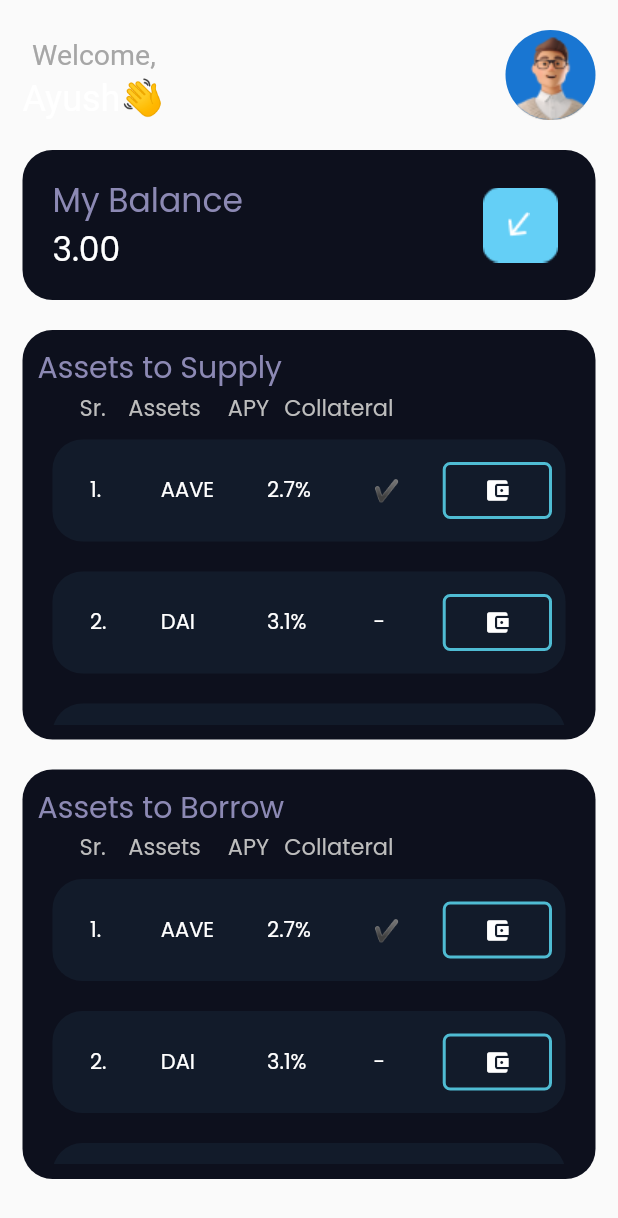
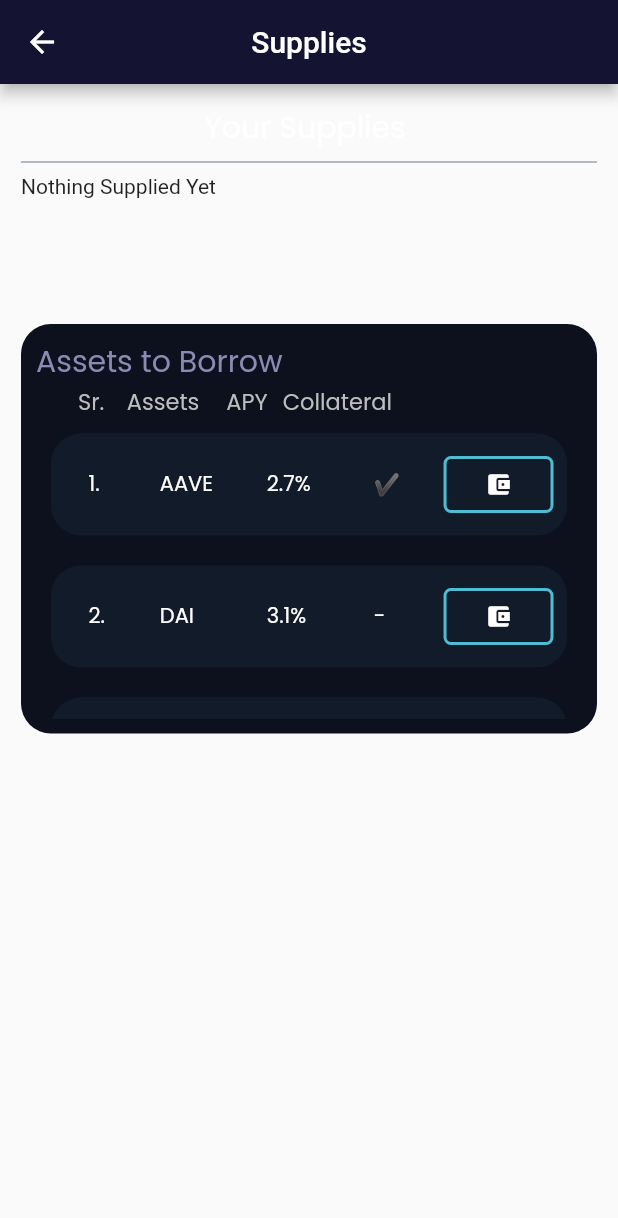
Before and after one commit to ayushshah31/COC_Spaghetti-Coders-1337-App, a Flutter app: the HomePage widget shown alone on an empty page, opened directly, after a tap on "Assets to Borrow", on a phone screen of 412 x 824 dp. Shown: the top 1218 px of the screen. Run offline on Flutter 3.47's test engine with Material 2 defaults, Android fonts, the phone set to English and light mode, and no system bars; our stand-ins replace cloud_firestore, firebase_auth, firebase_core, firebase_storage, get, google_fonts and 3 more; missing offline and left inert: dart:ffi, google_ml_kit, molten_navigationbar_flutter, walletconnect_dart, web3dart; accounts and stored records are empty.

Commit message:
supply and borrow

```diff
--- /dev/null
+++ b/lib/UI/borrow.dart
@@ -0,0 +1,113 @@
+import 'package:flutter/material.dart';
+import 'package:google_fonts/google_fonts.dart';
+
+class Borrow extends StatefulWidget {
+  const Borrow({Key? key}) : super(key: key);
+
+  @override
+  State<Borrow> createState() => _BorrowState();
+}
+
+class _BorrowState extends State<Borrow> {
+
+  var assets = [
+    {'assets':'AAVE','APY':'2.7%','collateral':true},
+    {'assets':'DAI','APY':'3.1%','collateral':false},
+    {'assets':'USDC','APY':'4.5%','collateral':true},
+    {'assets':'USDT','APY':'1.6%','collateral':false},
+    {'assets':'LINK','APY':'2.7%','collateral':false},
+    {'assets':'USDT','APY':'3.6%','collateral':true},
+    {'assets':'LINK','APY':'2.6%','collateral':true},
+    {'assets':'ETH','APY':'3.7%','collateral':false},
+    {'assets':'DAI','APY':'1.7%','collateral':true},
+  ];
+
+  @override
+  Widget build(BuildContext context) {
+    return Scaffold(
+      appBar: AppBar(
+        title: Text("Supplies"),
+        centerTitle: true,
+        backgroundColor: Color(0xff141332),
+      ),
+      body: Column(
+          children: [
+            Container(
+                padding: EdgeInsets.all(14),
+                child: Column(
+                  children: [
+                    Text("Your Supplies ",style: GoogleFonts.poppins(fontSize: 20,color: Colors.white),),
+                    Divider(color: Colors.blueGrey),
+                    Container(
+                      height: 100,
+                      child: ListView.builder(
+                          itemCount: 1,
+                          itemBuilder: (context,index){
+                            return const Text("Nothing Supplied Yet");
+                          }
+                      ),
+                    ),
+                    GestureDetector(
+                      child: Container(
+                        padding: EdgeInsets.all(10),
+                        decoration: BoxDecoration(
+                            color: Color(0xff0d101d),
+                            borderRadius: BorderRadius.circular(20)
+                        ),
+                        child: Column(
+                          crossAxisAlignment: CrossAxisAlignment.start,
+                          children: [
+                            Text("Assets to Borrow ",style: GoogleFonts.poppins(fontSize: 20,color: Color(0xff8C89B4)),),
+                            Row(
+                              // mainAxisAlignment: MainAxisAlignment.spaceEvenly,
+                              children: [
+                                SizedBox(width: 28,),
+                                Text("Sr.",style: GoogleFonts.poppins(fontSize: 15,color: Colors.grey[400]),),
+                                SizedBox(width: 15,),
+                                Text("Assets",style: GoogleFonts.poppins(fontSize: 15,color: Colors.grey[400]),),
+                                SizedBox(width: 18,),
+                                Text("APY",style: GoogleFonts.poppins(fontSize: 15,color: Colors.grey[400]),),
+                                SizedBox(width: 10,),
+                                Text("Collateral",style: GoogleFonts.poppins(fontSize: 15,color: Colors.grey[400]),)
+                              ],
+                            ),
+                            Container(
+                              height: 200,
+                              child: ListView.builder(
+                                  itemCount: assets.length,
+                                  itemBuilder: (context, index){
+                                    return Container(
+                                      padding: EdgeInsets.fromLTRB(25, 10, 10, 10),
+                                      margin: EdgeInsets.all(10),
+                                      decoration: BoxDecoration(
+                                          color: Color(0xff121b2a),
+                                          borderRadius: BorderRadius.circular(20)
+                                      ),
+                                      child: Row(
+                                        // mainAxisAlignment: MainAxisAlignment.spaceEvenly,
+                                        children: [
+                                          Expanded(flex:2,child: Text('${index+1}. ',style: GoogleFonts.poppins(fontSize: 14,color: Colors.white),)),
+                                          Expanded(flex:3,child: Text(assets[index]['assets'].toString(),style: GoogleFonts.poppins(fontSize: 14,color: Colors.white),)),
+                                          Expanded(flex:3,child: Text(assets[index]['APY'].toString(),style: GoogleFonts.poppins(fontSize: 14,color: Colors.white),)),
+                                          Expanded(flex:2,child: Text(assets[index]['collateral']==true?"✔️":"-",style: GoogleFonts.poppins(fontSize: 14,color: Colors.white),)),
+                                          Expanded(flex:3,child: OutlinedButton(style: OutlinedButton.styleFrom(
+                                            side: BorderSide(width: 2.0, color: Color(0xff4fbcd3),strokeAlign: 0),
+                                          ),child: Icon(Icons.account_balance_wallet,color: Colors.white,size: 18,),onPressed: (){},)),
+                                        ],
+                                      ),
+                                    );
+                                  }
+                              ),
+                            ),
+                          ],
+                        ),
+                      ),
+                    ),
+                  ],
+                )
+            )
+          ]
+      ),
+    );
+  }
+}
--- a/lib/UI/home.dart
+++ b/lib/UI/home.dart
@@ -1,6 +1,8 @@
+import 'package:coc_app/UI/borrow.dart';
 import 'package:coc_app/UI/supply.dart';
 import 'package:flutter/material.dart';
 import 'package:google_fonts/google_fonts.dart';
+import 'package:get/get.dart';
 
 class HomePage extends StatefulWidget {
   const HomePage({Key? key}) : super(key: key);
@@ -98,7 +100,7 @@ class _HomePageState extends State<HomePage> {
           SizedBox(height: 20),
           GestureDetector(
             onTap: (){
-
+              Get.to(Supply());
             },
             child: Container(
               padding: EdgeInsets.all(10),
@@ -158,7 +160,7 @@ class _HomePageState extends State<HomePage> {
           SizedBox(height: 20,),
           GestureDetector(
             onTap: (){
-              // Get.to(Supply());
+              Get.to(Borrow());
             },
             child: Container(
               padding: EdgeInsets.all(10),
--- a/lib/UI/loginMeta.dart
+++ b/lib/UI/loginMeta.dart
@@ -137,8 +137,8 @@ class _LoginMetaState extends State<LoginMeta> {
                     ),
                   ]
               )
-          ) :
-              Image.asset('wallet.png'),
+          ) : Container(),
+              Image.asset('images/wallet.png'),
           Padding(
             padding: const EdgeInsets.fromLTRB(20, 80, 20, 0),
             child: OutlinedButton(
--- a/pubspec.yaml
+++ b/pubspec.yaml
@@ -84,8 +84,7 @@ flutter:
   # To add assets to your application, add an assets section, like this:
   assets:
     - assets/
-    - assets/wallet.png
-    - assets/giphy.gif
+    - images/
     - assets/abi-exc.json
     - assets/abi-dai.json
   #   - images/a_dot_ham.jpeg
```
Also changed, not shown: lib/UI/supply.dart (+78 -6 lines), images/giphy.gif (renamed from assets/giphy.gif), images/wallet.png (renamed from assets/wallet.png).
